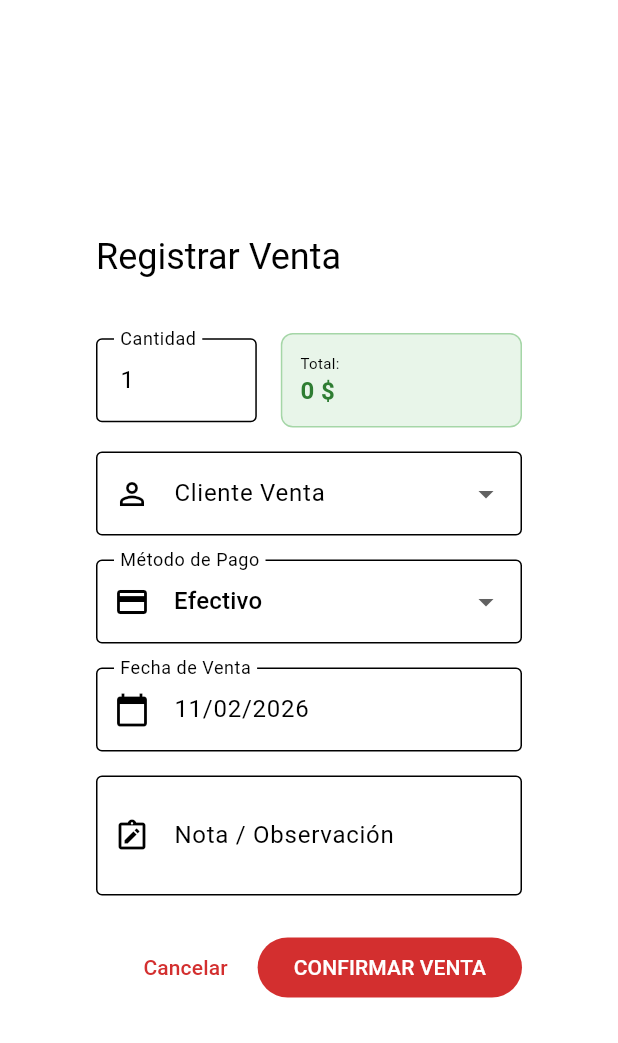
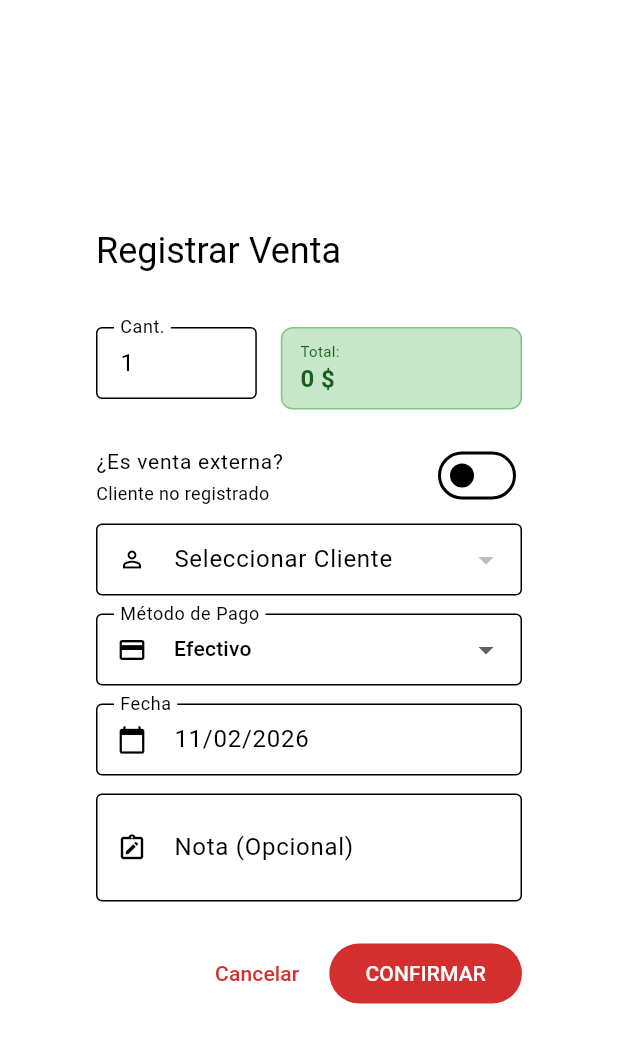
Before and after one commit to Andres-789-gh/predator_mma_app, a Flutter app: the _SaleDialogView widget shown alone on an empty page, opened directly with empty values, on a phone screen of 412 x 824 dp. Shown: the top 1043 px of the screen. Run offline on Flutter 3.47's test engine with Material 3 defaults, Android fonts, the phone set to English and light mode, and no system bars; our stand-ins replace cloud_firestore, equatable, firebase_auth, firebase_core, flutter_bloc, flutter_slidable and 2 more; accounts and stored records are empty.

Commit message:
terminado el modulo sales inventory

```diff
--- a/lib/features/inventory/presentation/widgets/product_card.dart
+++ b/lib/features/inventory/presentation/widgets/product_card.dart
@@ -1,4 +1,5 @@
 import 'package:flutter/material.dart';
+import 'package:flutter_slidable/flutter_slidable.dart';
 import 'package:intl/intl.dart';
 import '../../domain/entities/product_entity.dart';
 import '../../../sales/presentation/widgets/sale_dialog.dart';
@@ -31,9 +32,38 @@ class ProductCard extends StatelessWidget {
         ? Colors.blue.shade900
         : (product.stock! < 5 ? Colors.red.shade900 : Colors.green.shade900);
 
-    return Card(
+    return Slidable(
+      key: Key(product.id),
+      endActionPane: ActionPane(
+        motion: const ScrollMotion(),
+        extentRatio: 0.29,
+        children: [
+          SlidableAction(
+            onPressed: (context) async {
+              final sold = await showDialog<bool>(
+                context: context,
+                builder: (_) => SaleDialog(product: product),
+              );
+
+              if (sold == true && onSaleSuccess != null) {
+                onSaleSuccess!();
+              }
+            },
+            backgroundColor: Colors.teal,
+            foregroundColor: Colors.white,
+            icon: Icons.attach_money,
+            label: 'Vender',
+            borderRadius: const BorderRadius.only(
+              topRight: Radius.circular(12),
+              bottomRight: Radius.circular(12),
+            ),
+          ),
+        ],
+      ),
+      child: Card(
         margin: const EdgeInsets.symmetric(horizontal: 16, vertical: 8),
         elevation: 2,
+        shape: RoundedRectangleBorder(borderRadius: BorderRadius.circular(12)),
         child: InkWell(
           onTap: onTap,
           borderRadius: BorderRadius.circular(12),
@@ -79,6 +109,7 @@ class ProductCard extends StatelessWidget {
                   ],
                 ),
                 const SizedBox(height: 8),
+
                 Row(
                   children: [
                     _buildInfoColumn(
@@ -91,28 +122,18 @@ class ProductCard extends StatelessWidget {
                       currencyFormat.format(product.costPrice),
                     ),
                     const Spacer(),
-                  FilledButton.icon(
-                    onPressed: () async {
-                      final sold = await showDialog<bool>(
-                        context: context,
-                        builder: (_) => SaleDialog(product: product),
-                      );
-
-                      if (sold == true && onSaleSuccess != null) {
-                        onSaleSuccess!();
-                      }
-                    },
-                    icon: const Icon(Icons.attach_money, size: 18),
-                    label: const Text('Vender'),
-                    style: FilledButton.styleFrom(
-                      visualDensity: VisualDensity.compact,
-                      backgroundColor: Colors.teal,
-                      foregroundColor: Colors.white,
+                    Text(
+                      'ganancia: ${currencyFormat.format(product.profit)}',
+                      style: TextStyle(
+                        color: Colors.green.shade700,
+                        fontWeight: FontWeight.w600,
+                        fontSize: 13,
                       ),
                     ),
                   ],
                 ),
               ],
+            ),
           ),
         ),
       ),
--- a/lib/features/sales/presentation/widgets/sale_dialog.dart
+++ b/lib/features/sales/presentation/widgets/sale_dialog.dart
@@ -39,6 +39,7 @@ class _SaleDialogViewState extends State<_SaleDialogView> {
   final _noteController = TextEditingController();
 
   UserModel? _selectedUser;
+  bool _isExternalSale = false;
   String _paymentMethod = 'Efectivo';
   DateTime _selectedDate = DateTime.now();
 
@@ -71,12 +72,22 @@ class _SaleDialogViewState extends State<_SaleDialogView> {
 
   void _processSale(BuildContext context) {
     if (!_formKey.currentState!.validate()) return;
+    if (!_isExternalSale && _selectedUser == null) {
+      ScaffoldMessenger.of(context).showSnackBar(
+        const SnackBar(
+          content: Text('Seleccione un cliente o seleccione "Venta Externa".'),
+        ),
+      );
+      return;
+    }
 
     final qty = int.parse(_qtyController.text);
     final total = widget.product.salePrice * qty;
 
-    final buyerId = _selectedUser?.userId;
-    final buyerName = _selectedUser?.fullName ?? 'Venta Externa';
+    final buyerId = _isExternalSale ? null : _selectedUser?.userId;
+    final buyerName = _isExternalSale
+        ? 'Cliente Externo'
+        : _selectedUser!.fullName;
 
     final sale = SaleEntity(
       id: '',
@@ -119,6 +130,12 @@ class _SaleDialogViewState extends State<_SaleDialogView> {
       decimalDigits: 0,
     );
 
+    const compactInputDecoration = InputDecoration(
+      border: OutlineInputBorder(),
+      isDense: true,
+      contentPadding: EdgeInsets.symmetric(vertical: 12, horizontal: 12),
+    );
+
     return BlocListener<SalesCubit, SalesState>(
       listener: (context, state) {
         if (state.status == SalesStatus.success) {
@@ -151,7 +168,9 @@ class _SaleDialogViewState extends State<_SaleDialogView> {
               child: Column(
                 mainAxisSize: MainAxisSize.min,
                 children: [
+                  // Cantidad y Total
                   Row(
+                    crossAxisAlignment: CrossAxisAlignment.start,
                     children: [
                       Expanded(
                         flex: 2,
@@ -161,9 +180,8 @@ class _SaleDialogViewState extends State<_SaleDialogView> {
                           inputFormatters: [
                             FilteringTextInputFormatter.digitsOnly,
                           ],
-                          decoration: const InputDecoration(
-                            labelText: 'Cantidad',
-                            border: OutlineInputBorder(),
+                          decoration: compactInputDecoration.copyWith(
+                            labelText: 'Cant.',
                           ),
                           onChanged: (_) => setState(() {}),
                           validator: (v) {
@@ -177,24 +195,31 @@ class _SaleDialogViewState extends State<_SaleDialogView> {
                       Expanded(
                         flex: 3,
                         child: Container(
-                          padding: const EdgeInsets.all(12),
+                          padding: const EdgeInsets.symmetric(
+                            vertical: 8,
+                            horizontal: 12,
+                          ),
                           decoration: BoxDecoration(
-                            color: Colors.green.shade50,
+                            color: Colors.green.shade100,
                             borderRadius: BorderRadius.circular(8),
-                            border: Border.all(color: Colors.green.shade200),
+                            border: Border.all(color: Colors.green.shade300),
                           ),
                           child: Column(
                             crossAxisAlignment: CrossAxisAlignment.start,
+                            mainAxisAlignment: MainAxisAlignment.center,
                             children: [
-                              const Text(
+                              Text(
                                 'Total:',
-                                style: TextStyle(fontSize: 10),
+                                style: TextStyle(
+                                  fontSize: 10,
+                                  color: Colors.green.shade900,
+                                ),
                               ),
                               Text(
                                 currencyFormat.format(_totalAmount),
                                 style: TextStyle(
                                   fontWeight: FontWeight.bold,
-                                  color: Colors.green.shade800,
+                                  color: Colors.green.shade900,
                                   fontSize: 16,
                                 ),
                               ),
@@ -204,86 +229,118 @@ class _SaleDialogViewState extends State<_SaleDialogView> {
                       ),
                     ],
                   ),
-                  const SizedBox(height: 16),
+                  const SizedBox(height: 12),
 
+                  // Venta Externa
+                  SwitchListTile(
+                    title: const Text(
+                      '¿Es venta externa?',
+                      style: TextStyle(fontSize: 14),
+                    ),
+                    subtitle: const Text(
+                      'Cliente no registrado',
+                      style: TextStyle(fontSize: 12),
+                    ),
+                    value: _isExternalSale,
+                    dense: true,
+                    contentPadding: EdgeInsets.zero,
+                    onChanged: (val) {
+                      setState(() {
+                        _isExternalSale = val;
+                        if (val) _selectedUser = null;
+                      });
+                    },
+                  ),
+
+                  // Selector Cliente
                   BlocBuilder<SalesCubit, SalesState>(
                     builder: (context, state) {
                       if (state.status == SalesStatus.loadingUsers) {
-                        return const LinearProgressIndicator();
+                        return const LinearProgressIndicator(minHeight: 2);
                       }
 
-                      return DropdownButtonFormField<UserModel>(
-                        decoration: const InputDecoration(
-                          labelText: 'Cliente Venta',
-                          border: OutlineInputBorder(),
-                          prefixIcon: Icon(Icons.person_outline),
+                      return IgnorePointer(
+                        ignoring: _isExternalSale,
+                        child: DropdownButtonFormField<UserModel>(
+                          decoration: compactInputDecoration.copyWith(
+                            labelText: 'Seleccionar Cliente',
+                            prefixIcon: const Icon(Icons.person_outline),
+                            filled: _isExternalSale,
+                            fillColor: _isExternalSale
+                                ? Colors.grey.withValues(alpha: 0.2)
+                                : null,
+                            enabled: !_isExternalSale,
                           ),
                           isExpanded: true,
-                        value: _selectedUser,
-                        items: [
-                          const DropdownMenuItem<UserModel>(
-                            value: null,
-                            child: Text(
-                              'Venta Externa',
-                              style: TextStyle(
-                                fontWeight: FontWeight.bold,
-                                color: Colors.teal,
+                          initialValue: _selectedUser,
+                          icon: Icon(
+                            Icons.arrow_drop_down,
+                            color: _isExternalSale ? Colors.transparent : null,
                           ),
-                            ),
-                          ),
-                          ...state.users.map(
+                          items: state.users
+                              .map(
                                 (user) => DropdownMenuItem(
                                   value: user,
                                   child: Text(
                                     user.fullName,
                                     overflow: TextOverflow.ellipsis,
+                                    style: const TextStyle(fontSize: 14),
                                   ),
                                 ),
+                              )
+                              .toList(),
+                          onChanged: _isExternalSale
+                              ? null
+                              : (val) => setState(() => _selectedUser = val),
+                          validator: (value) {
+                            if (!_isExternalSale && value == null) {
+                              return 'Requerido si no es externo';
+                            }
+                            return null;
+                          },
                         ),
-                        ],
-                        onChanged: (val) => setState(() => _selectedUser = val),
                       );
                     },
                   ),
-                  const SizedBox(height: 16),
+                  const SizedBox(height: 12),
 
                   DropdownButtonFormField<String>(
-                    value: _paymentMethod,
-                    decoration: const InputDecoration(
+                    initialValue: _paymentMethod,
+                    decoration: compactInputDecoration.copyWith(
                       labelText: 'Método de Pago',
-                      border: OutlineInputBorder(),
-                      prefixIcon: Icon(Icons.payment),
+                      prefixIcon: const Icon(Icons.payment, size: 20),
                     ),
                     items: _paymentMethods
                         .map(
                           (method) => DropdownMenuItem(
                             value: method,
-                            child: Text(method),
+                            child: Text(
+                              method,
+                              style: const TextStyle(fontSize: 14),
+                            ),
                           ),
                         )
                         .toList(),
                     onChanged: (val) => setState(() => _paymentMethod = val!),
                   ),
-                  const SizedBox(height: 16),
+                  const SizedBox(height: 12),
 
                   TextFormField(
                     controller: _dateController,
                     readOnly: true,
                     onTap: _pickDate,
-                    decoration: const InputDecoration(
-                      labelText: 'Fecha de Venta',
-                      border: OutlineInputBorder(),
-                      prefixIcon: Icon(Icons.calendar_today),
+                    decoration: compactInputDecoration.copyWith(
+                      labelText: 'Fecha',
+                      prefixIcon: const Icon(Icons.calendar_today, size: 20),
                     ),
                   ),
-                  const SizedBox(height: 16),
+                  const SizedBox(height: 12),
 
                   TextFormField(
                     controller: _noteController,
-                    decoration: const InputDecoration(
-                      labelText: 'Nota / Observación',
-                      border: OutlineInputBorder(),
-                      prefixIcon: Icon(Icons.note_alt_outlined),
+                    decoration: compactInputDecoration.copyWith(
+                      labelText: 'Nota (Opcional)',
+                      prefixIcon: const Icon(Icons.note_alt_outlined, size: 20),
                     ),
                     maxLines: 2,
                   ),
@@ -312,7 +369,7 @@ class _SaleDialogViewState extends State<_SaleDialogView> {
                           strokeWidth: 2,
                         ),
                       )
-                    : const Text('CONFIRMAR VENTA'),
+                    : const Text('CONFIRMAR'),
               );
             },
           ),
--- a/pubspec.yaml
+++ b/pubspec.yaml
@@ -31,6 +31,7 @@ dependencies:
   go_router: ^10.1.0
   intl: ^0.18.1
   uuid: ^4.5.2
+  flutter_slidable: ^4.0.3
 
 dev_dependencies:
   flutter_test:
```
Also changed, not shown: pubspec.lock. Lines whose indentation alone changed are shown as unchanged.
